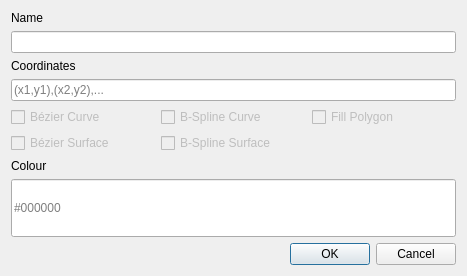
This is ui/createObject.ui in An-dz/INE5420 as Qt 5 draws it before an edit. The edited form follows.
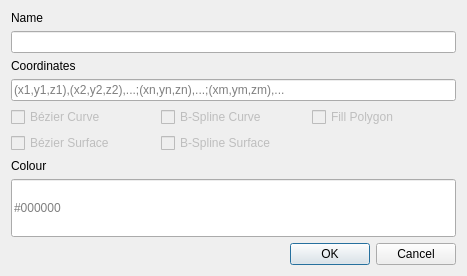
This is the edited form.

The edit to the form file:
```diff
--- a/ui/createObject.ui
+++ b/ui/createObject.ui
@@ -52,7 +52,7 @@
    <item>
     <widget class="QLineEdit" name="inputCoordinates">
      <property name="placeholderText">
-      <string>(x1,y1),(x2,y2),...</string>
+      <string>(x1,y1,z1),(x2,y2,z2),...;(xn,yn,zn),...;(xm,ym,zm),...</string>
      </property>
     </widget>
    </item>
```
